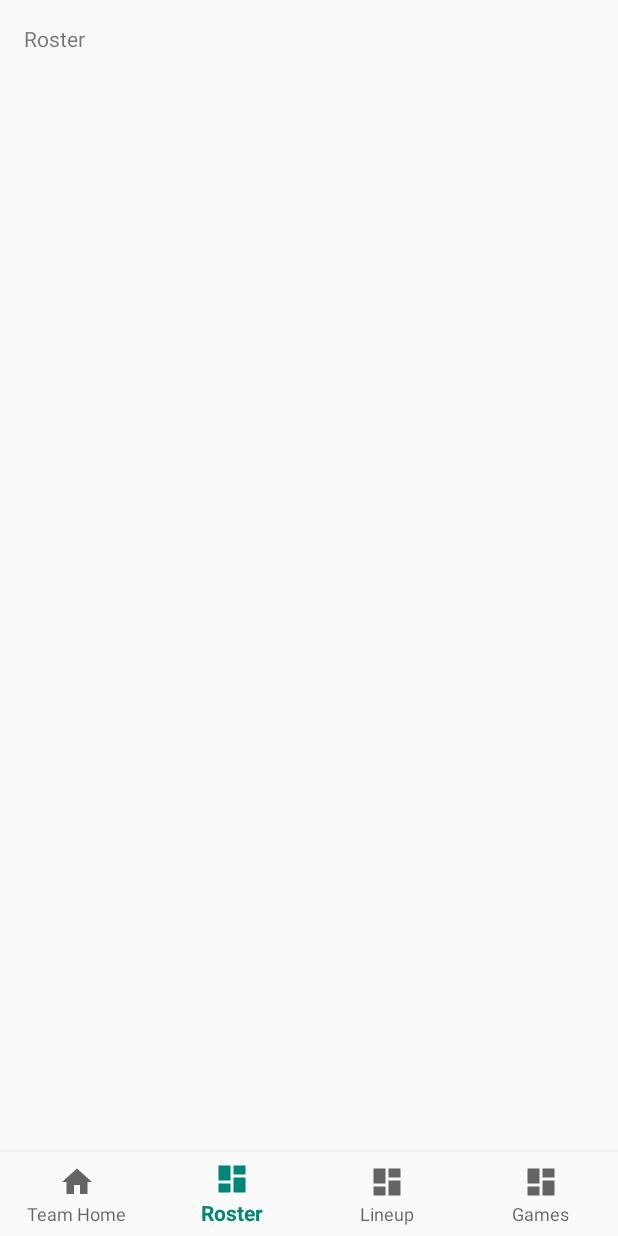
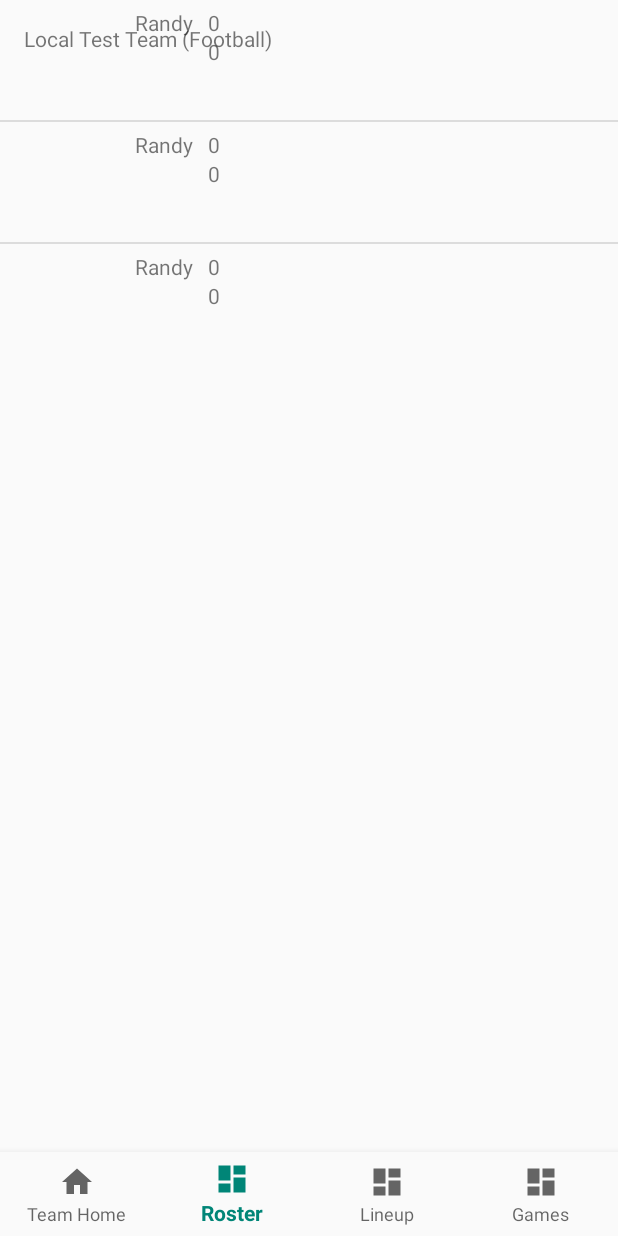
Before and after one commit to khawajaw/SportsManager, an Android app: the TeamHomeActivity screen opened directly, with no data from a screen before it, item 2 of the bottom bar chosen, on a phone screen of 412 x 824 dp. Run offline under Robolectric (Android 15) with nearby library versions, the phone set to English and light mode, and no system bars; our stand-ins replace Firebase (no records; nobody signed in at launch, a user with empty details on screens opened directly).

Commit message:
Roster changes to fragment

```diff
--- a/app/src/main/java/edu/wit/comp3660/sportsmanager/DataEntities/Player.java
+++ b/app/src/main/java/edu/wit/comp3660/sportsmanager/DataEntities/Player.java
@@ -6,6 +6,4 @@
     public String name;
     public int weight;
     public int height;
-
-
 }
--- a/app/src/main/java/edu/wit/comp3660/sportsmanager/DataEntities/Team.java
+++ b/app/src/main/java/edu/wit/comp3660/sportsmanager/DataEntities/Team.java
@@ -1,8 +1,9 @@
 package edu.wit.comp3660.sportsmanager.DataEntities;
 
+import java.io.Serializable;
 import java.util.ArrayList;
 
-public class Team {
+public class Team implements Serializable {
 
     private String name;
     private Sport sport;
@@ -13,6 +14,7 @@
     public Team(String name, Sport sport) {
         this.name = name;
         this.sport = sport;
+        this.roster = new ArrayList<>();
     }
 
     public Team() {
--- a/app/src/main/java/edu/wit/comp3660/sportsmanager/ListAdapters/RosterListAdapter.java
+++ b/app/src/main/java/edu/wit/comp3660/sportsmanager/ListAdapters/RosterListAdapter.java
@@ -5,6 +5,7 @@
 import android.view.View;
 import android.view.ViewGroup;
 import android.widget.ArrayAdapter;
+import android.widget.ImageButton;
 import android.widget.ImageView;
 import android.widget.TextView;
 
@@ -13,12 +14,12 @@
 
 import java.util.List;
 
-public class RosterListAdapter extends ArrayAdapter {
+public class RosterListAdapter extends ArrayAdapter<Player> {
     private LayoutInflater mInflater;
 
     public RosterListAdapter(Context context, int rid, List<Player> list) {
         super(context, rid, list);
-        mInflater = (LayoutInflater)context.getSystemService(context.LAYOUT_INFLATER_SERVICE);
+        mInflater = (LayoutInflater)context.getSystemService(Context.LAYOUT_INFLATER_SERVICE);
     }
 
     public View getView(int position, View convertView, ViewGroup parent) {
@@ -29,12 +30,33 @@
         // set player image
         ImageView playerImage;
         playerImage = view.findViewById(R.id.player_image);
-        //playerImage.setImageBitmap(player.playerImage);
+        playerImage.setImageBitmap(player.image);
 
         // set player name
         TextView playerName;
         playerName = view.findViewById(R.id.player_name);
-        //playerName.setText(player.playerName);
+        playerName.setText(player.name);
+
+        // set player weight
+        TextView playerWeight;
+        playerWeight = view.findViewById(R.id.player_weight);
+        playerWeight.setText(String.valueOf(player.weight));
+
+        // set player height
+        TextView playerHeight;
+        playerHeight = view.findViewById(R.id.player_height);
+        playerHeight.setText(String.valueOf(player.height));
+
+        // remove imageButton
+        /*ImageButton removeBtn;
+        removeBtn = view.findViewById(R.id.remove_btn);
+        removeBtn.setOnClickListener(new View.OnClickListener() {
+            @Override
+            public void onClick(View view) {
+                // create notification to ensure user wants to remove player?
+                // remove player from roster?
+            }
+        });*/
 
         return view;
     }
--- a/app/src/main/java/edu/wit/comp3660/sportsmanager/PlayerActivity.java
+++ b/app/src/main/java/edu/wit/comp3660/sportsmanager/PlayerActivity.java
@@ -7,7 +7,9 @@
 import android.view.inputmethod.EditorInfo;
 import android.widget.EditText;
 
-public class PlayerActivity extends AppCompatActivity {
+import java.io.Serializable;
+
+public class PlayerActivity extends AppCompatActivity implements Serializable {
 
     @Override
     protected void onCreate(Bundle savedInstanceState) {
--- a/app/src/main/java/edu/wit/comp3660/sportsmanager/RosterActivity.java
+++ /dev/null
@@ -1,26 +0,0 @@
-package edu.wit.comp3660.sportsmanager;
-
-import android.graphics.Bitmap;
-import androidx.appcompat.app.AppCompatActivity;
-import android.os.Bundle;
-
-import edu.wit.comp3660.sportsmanager.DataEntities.Player;
-
-import java.util.ArrayList;
-import java.util.List;
-
-public class RosterActivity extends AppCompatActivity {
-
-    @Override
-    protected void onCreate(Bundle savedInstanceState) {
-        super.onCreate(savedInstanceState);
-        setContentView(R.layout.activity_login);
-
-        Bitmap playerImage;
-        //playerImage = BitmapFactory.decodeResource(getResources(), R.drawable.player_image);
-
-        List<Player> list = new ArrayList<>();
-
-
-    }
-}
--- /dev/null
+++ b/app/src/main/java/edu/wit/comp3660/sportsmanager/RosterFragment.java
@@ -0,0 +1,53 @@
+package edu.wit.comp3660.sportsmanager;
+
+import android.content.Intent;
+
+import android.os.Bundle;
+import android.view.LayoutInflater;
+import android.view.View;
+import android.view.ViewGroup;
+import android.widget.AdapterView;
+import android.widget.ListView;
+
+import androidx.fragment.app.Fragment;
+
+import edu.wit.comp3660.sportsmanager.DataEntities.LoadedData;
+import edu.wit.comp3660.sportsmanager.DataEntities.Player;
+import edu.wit.comp3660.sportsmanager.DataEntities.Team;
+import edu.wit.comp3660.sportsmanager.ListAdapters.RosterListAdapter;
+
+import java.io.Serializable;
+import java.util.List;
+
+public class RosterFragment extends Fragment {
+
+    @Override
+    public View onCreateView(LayoutInflater inflater, ViewGroup container, Bundle savedInstanceState) {
+        View rootView = inflater.inflate(R.layout.roster, container, false);
+
+        // get selected team somehow
+        Team currentTeam = LoadedData.getCurrentTeam();
+
+        final List<Player> current_roster = currentTeam.getRoster();
+        Player rando = new Player();
+        rando.name = "Randy";
+        current_roster.add(rando);
+
+        RosterListAdapter adapter = new RosterListAdapter(getActivity(), 0, current_roster);
+
+        ListView listView = rootView.findViewById(R.id.roster_list_view);
+        listView.setAdapter(adapter);
+
+        listView.setOnItemClickListener(new AdapterView.OnItemClickListener() {
+            @Override
+            public void onItemClick(AdapterView<?> adapterView, View view, int i, long l) {
+                Intent intent = new Intent(getActivity(), PlayerActivity.class);
+                Player selectedPlayer = current_roster.get(i);
+                intent.putExtra("selectedPlayer", (Serializable)selectedPlayer);
+                startActivity(intent);
+            }
+        });
+
+        return rootView;
+    }
+}
--- a/app/src/main/java/edu/wit/comp3660/sportsmanager/TeamHomeActivity.java
+++ b/app/src/main/java/edu/wit/comp3660/sportsmanager/TeamHomeActivity.java
@@ -4,6 +4,10 @@
 import com.google.android.material.bottomnavigation.BottomNavigationView;
 import androidx.appcompat.app.AppCompatActivity;
 import androidx.annotation.NonNull;
+import androidx.fragment.app.Fragment;
+import androidx.fragment.app.FragmentManager;
+import androidx.fragment.app.FragmentTransaction;
+
 import android.view.MenuItem;
 import android.widget.TextView;
 
@@ -11,6 +15,9 @@
 
 public class TeamHomeActivity extends AppCompatActivity {
     private TextView mTextMessage;
+    private FragmentManager fm;
+    private FragmentTransaction ft;
+    private Fragment selectedFragment;
 
     private BottomNavigationView.OnNavigationItemSelectedListener onNavigationItemSelectedListener
             = new BottomNavigationView.OnNavigationItemSelectedListener() {
@@ -22,7 +29,11 @@
                     mTextMessage.setText(LoadedData.getCurrentTeam().toString());
                     return true;
                 case R.id.roster_nav_button:
-                    mTextMessage.setText(R.string.players);
+                    fm = getSupportFragmentManager();
+                    ft = fm.beginTransaction();
+                    selectedFragment = new RosterFragment();
+                    ft.replace(R.id.team_home_frame, selectedFragment);
+                    ft.commit();
                     return true;
                 case R.id.lineup_nav_button:
                     mTextMessage.setText(R.string.lineup);
--- a/app/src/main/res/layout/activity_team_home.xml
+++ b/app/src/main/res/layout/activity_team_home.xml
@@ -6,6 +6,11 @@
     android:layout_width="match_parent"
     android:layout_height="match_parent"
     tools:context=".TeamHomeActivity">
+
+    <FrameLayout
+        android:id="@+id/team_home_frame"
+        android:layout_width="match_parent"
+        android:layout_height="match_parent">
 
         <TextView
             android:id="@+id/message"
@@ -17,6 +22,7 @@
             android:text="@string/team_home"
             app:layout_constraintLeft_toLeftOf="parent"
             app:layout_constraintTop_toTopOf="parent" />
+    </FrameLayout>
 
     <com.google.android.material.bottomnavigation.BottomNavigationView
         android:id="@+id/nav_view"
--- a/app/src/main/res/layout/roster.xml
+++ b/app/src/main/res/layout/roster.xml
@@ -1,13 +1,13 @@
 <?xml version="1.0" encoding="utf-8"?>
-<LinearLayout
+<FrameLayout
     xmlns:android="http://schemas.android.com/apk/res/android"
     android:layout_width="fill_parent"
     android:layout_height="fill_parent"
-    android:orientation="vertical" >
+    android:id="@+id/rosterFrame">
 
     <ListView
-        android:id="@+id/rosterListView"
+        android:id="@+id/roster_list_view"
         android:layout_width="fill_parent"
         android:layout_height="wrap_content" />
 
-</LinearLayout>
+</FrameLayout>
--- a/app/src/main/res/layout/roster_player_item.xml
+++ b/app/src/main/res/layout/roster_player_item.xml
@@ -8,7 +8,7 @@
         android:id="@+id/player_image"
         android:layout_width="80dip"
         android:layout_height="80dip"
-        android:contentDescription="Player image" />
+        android:contentDescription="player image" />
 
     <LinearLayout
         android:layout_width="wrap_content"
@@ -25,4 +25,30 @@
 
     </LinearLayout>
 
+    <LinearLayout
+        android:layout_width="wrap_content"
+        android:layout_height="wrap_content"
+        android:paddingLeft="10dp"
+        android:paddingTop="5dp"
+        android:orientation="vertical" >
+
+        <TextView
+            android:id="@+id/player_weight"
+            android:layout_width="wrap_content"
+            android:layout_height="wrap_content"
+            android:textSize="14sp"/>
+
+        <TextView
+            android:id="@+id/player_height"
+            android:layout_width="wrap_content"
+            android:layout_height="wrap_content"
+            android:textSize="14sp"/>
+
+    </LinearLayout>
+
+    <!--<ImageButton
+        android:id="@+id/remove_btn"
+        android:layout_width="wrap_content"
+        android:layout_height="wrap_content" /> -->
+
 </LinearLayout>
--- a/build.gradle
+++ b/build.gradle
@@ -8,7 +8,7 @@
     }
     dependencies {
         classpath 'com.android.tools.build:gradle:3.4.1'
-        classpath 'com.google.gms:google-services:4.3.0'
+        classpath 'com.google.gms:google-services:4.2.0'
         // NOTE: Do not place your application dependencies here; they belong
         // in the individual module build.gradle files
     }
```
Lines whose indentation alone changed are shown as unchanged.
